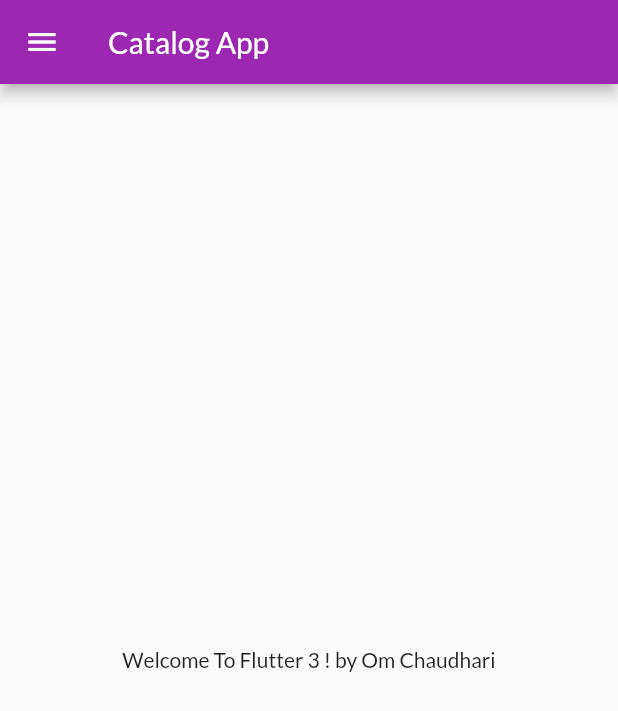
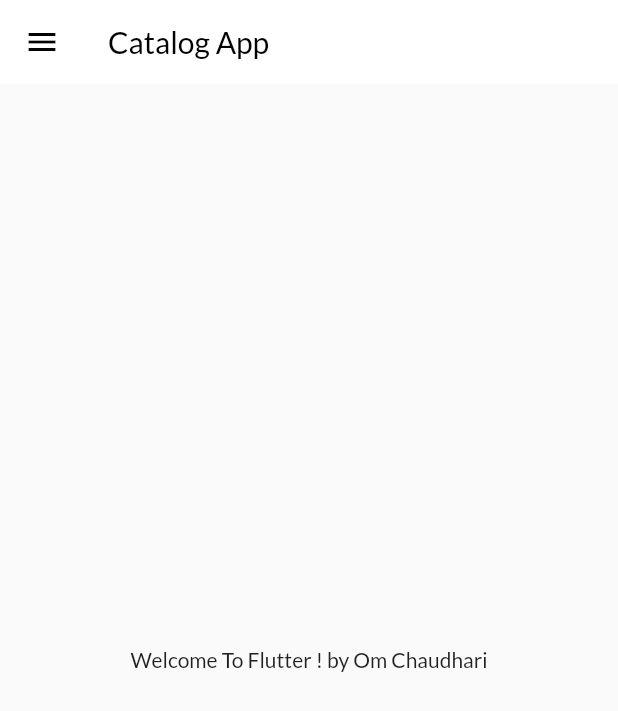
Before and after one commit to CyberOm333/Team---Karma, a Flutter app: the HomePage screen opened by its route, on a phone screen of 412 x 824 dp. Shown: the top 711 px of the screen. Run offline on Flutter 3.47's test engine with Material 2 defaults, Android fonts, the phone set to English and light mode, and no system bars; our stand-ins replace google_fonts.

```diff
--- a/lib/pages/home_page.dart
+++ b/lib/pages/home_page.dart
@@ -6,15 +6,18 @@ class HomePage extends StatelessWidget {
 
   @override
   Widget build(BuildContext context) {
-    final int days = 3;
+    // final int days = 3;
     final String name = "Om Chaudhari";
     return Scaffold(
       appBar: AppBar(
-        title: Text("Catalog App"),
+        title: Text(
+          "Catalog App",
+          style: TextStyle(color: Colors.black),
+        ),
       ),
       body: Center(
         child: Container(
-          child: Text("Welcome To Flutter $days ! by $name"),
+          child: Text("Welcome To Flutter ! by $name"),
         ),
       ),
       drawer: MyDrawer(),
```
Also changed, not shown: lib/main.dart (+8 -4 lines), lib/widgets/themes.dart (added, +16 -0 lines).
